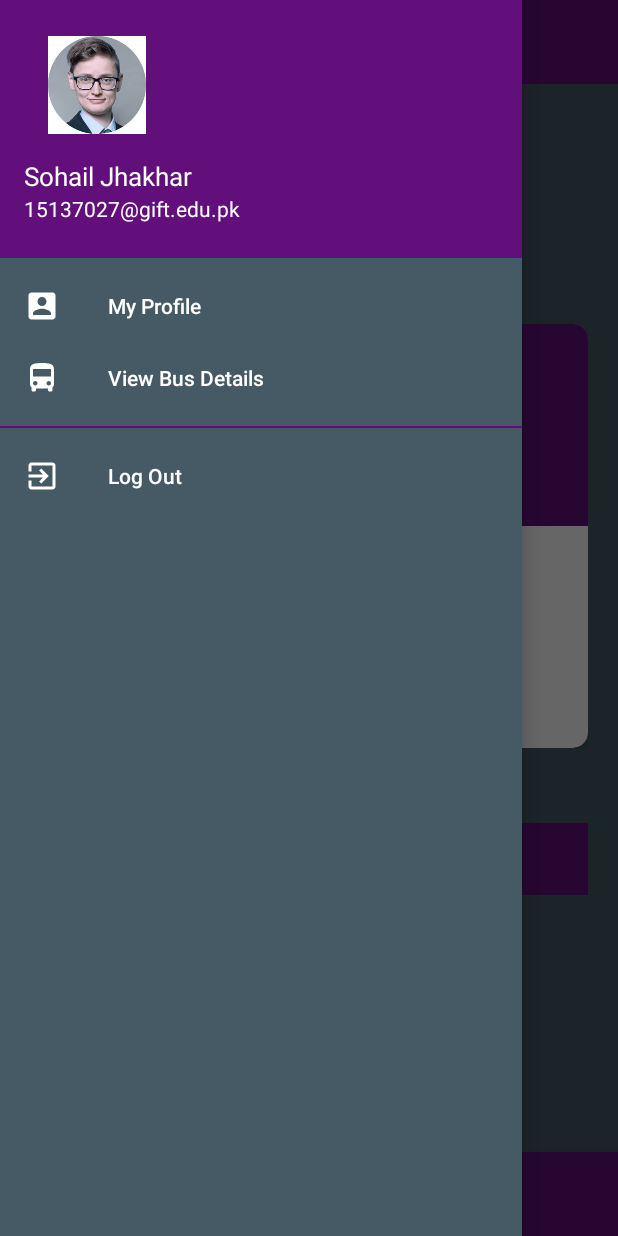
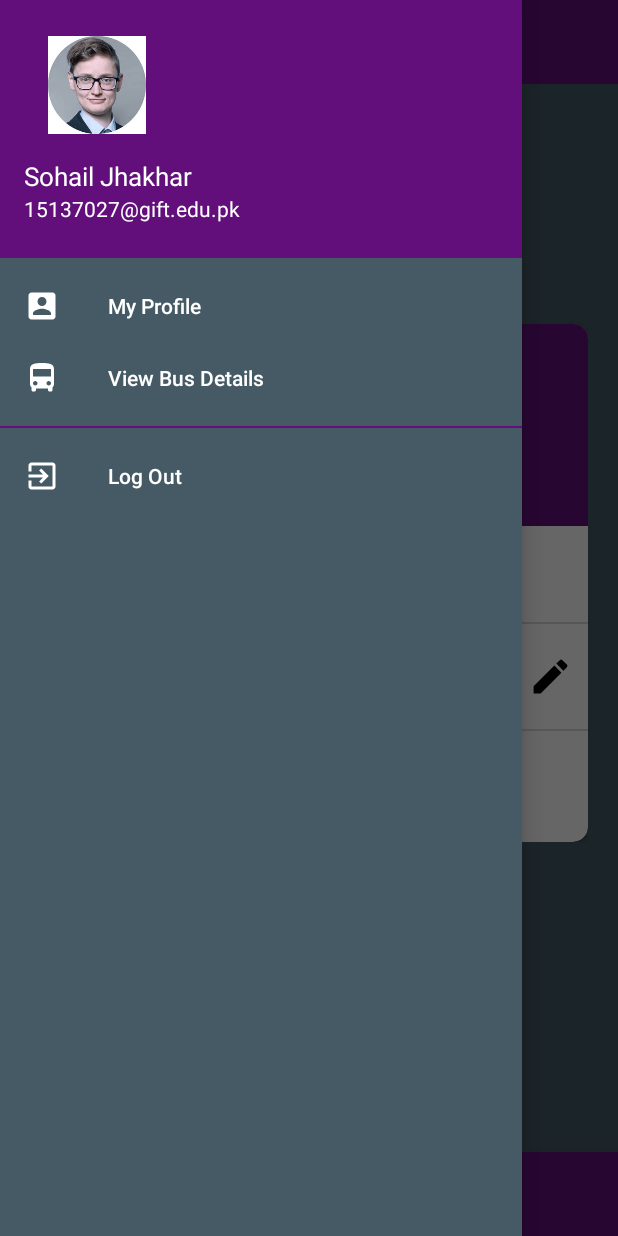
Before and after one commit to g-track/GTrack, an Android app: the fragment parentProfileFragment placed in its activity, with the side drawer open, on a phone screen of 412 x 824 dp. Run offline under Robolectric (Android 15) with nearby library versions, the phone set to English and light mode, and no system bars; our stand-ins replace CircleImageView.

Commit message:
Parent Profile Edite button

```diff
--- a/app/src/main/java/com/example/g_track/parentProfileFragment.java
+++ b/app/src/main/java/com/example/g_track/parentProfileFragment.java
@@ -16,7 +16,7 @@ import de.hdodenhof.circleimageview.CircleImageView;
  */
 public class parentProfileFragment extends Fragment {
     private CircleImageView parentProfileImage;
-    private Button btnParentUpdateProfile;
+
 
 
     public parentProfileFragment() {
@@ -36,7 +36,6 @@ public class parentProfileFragment extends Fragment {
 
     private void initialization(View view) {
         parentProfileImage = view.findViewById(R.id.parent_profile_image);
-        btnParentUpdateProfile = view.findViewById(R.id.btn_parent_update_info);
     }
 
 }
--- /dev/null
+++ b/app/src/main/res/drawable/edit_phone.xml
@@ -0,0 +1,9 @@
+<vector xmlns:android="http://schemas.android.com/apk/res/android"
+        android:width="24dp"
+        android:height="24dp"
+        android:viewportWidth="24.0"
+        android:viewportHeight="24.0">
+    <path
+        android:fillColor="#FF000000"
+        android:pathData="M3,17.25V21h3.75L17.81,9.94l-3.75,-3.75L3,17.25zM20.71,7.04c0.39,-0.39 0.39,-1.02 0,-1.41l-2.34,-2.34c-0.39,-0.39 -1.02,-0.39 -1.41,0l-1.83,1.83 3.75,3.75 1.83,-1.83z"/>
+</vector>
--- a/app/src/main/res/layout/fragment_parent_profile.xml
+++ b/app/src/main/res/layout/fragment_parent_profile.xml
@@ -37,7 +37,7 @@
                     android:id="@+id/parent_profile_image"
                     android:layout_width="150dp"
                     android:layout_height="150dp"
-                    android:src="@drawable/ic_launcher_background"
+                    android:src="@drawable/profileimage"
                     android:layout_centerHorizontal="true"
                     android:elevation="2dp" />
 
@@ -99,23 +99,51 @@
                                 android:layout_height="wrap_content"
                                 android:text="CNIC: 35301-1234567-1"
                                 android:textSize="17dp"
-                                android:layout_marginTop="15dp"
+                                android:layout_marginTop="20dp"
                                 android:paddingLeft="20dp"/>
+                            <View
+                                android:layout_width="match_parent"
+                                android:layout_height="1dp"
+                                android:background="@color/editTextBG"
+                                android:layout_marginTop="20dp"/>
+                            <RelativeLayout
+                                android:layout_width="match_parent"
+                                android:layout_height="wrap_content">
+
                                 <TextView
                                     android:id="@+id/parent_phone_textView"
                                     android:layout_width="wrap_content"
                                     android:layout_height="wrap_content"
                                     android:text="Phone: 0300-1234567"
                                     android:textSize="17dp"
-                                android:layout_marginTop="15dp"
+                                    android:layout_marginTop="20dp"
                                     android:paddingLeft="20dp"/>
+
+                                <ImageView
+                                    android:id="@+id/btn_parent_phone_edit"
+                                    android:layout_marginTop="20dp"
+                                    android:layout_width="30dp"
+                                    android:layout_height="30dp"
+                                    android:src="@drawable/edit_phone"
+                                    android:layout_alignParentEnd="true"
+                                    android:layout_alignParentRight="true"
+                                    android:layout_marginRight="10dp"/>
+
+
+                            </RelativeLayout>
+
+                            <View
+                                android:layout_width="match_parent"
+                                android:layout_height="1dp"
+                                android:background="@color/editTextBG"
+                                android:layout_marginTop="20dp"/>
                             <TextView
                                 android:id="@+id/parent_childId_textView"
                                 android:layout_width="wrap_content"
                                 android:layout_height="wrap_content"
                                 android:text="Child Id: 15137000"
                                 android:textSize="17dp"
-                                android:layout_marginTop="15dp"
+                                android:layout_marginTop="20dp"
                                 android:paddingLeft="20dp"
                                 android:layout_marginBottom="30dp"/>
 
@@ -125,18 +153,7 @@
 
                 </LinearLayout>
 
-                <Button
-                    android:id="@+id/btn_parent_update_info"
-                    android:layout_width="match_parent"
-                    android:layout_height="wrap_content"
-                    android:layout_below="@id/parent_profile_cardview"
-                    android:layout_marginTop="50dp"
-                    android:background="@color/colorAccent"
-                    android:padding="10dp"
-                    android:text="Update info"
-                    android:textAllCaps="false"
-                    android:textColor="@color/colorWhite"
-                    android:textSize="20sp" />
+
 
             </RelativeLayout>
 
```
Lines whose indentation alone changed are shown as unchanged.
